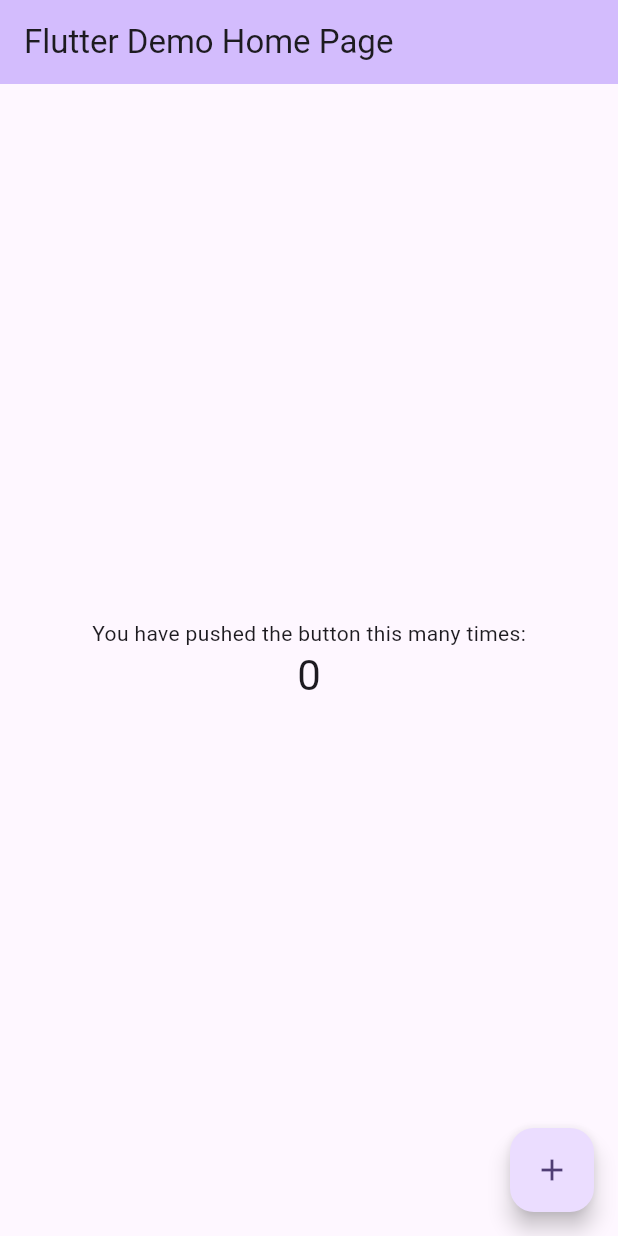
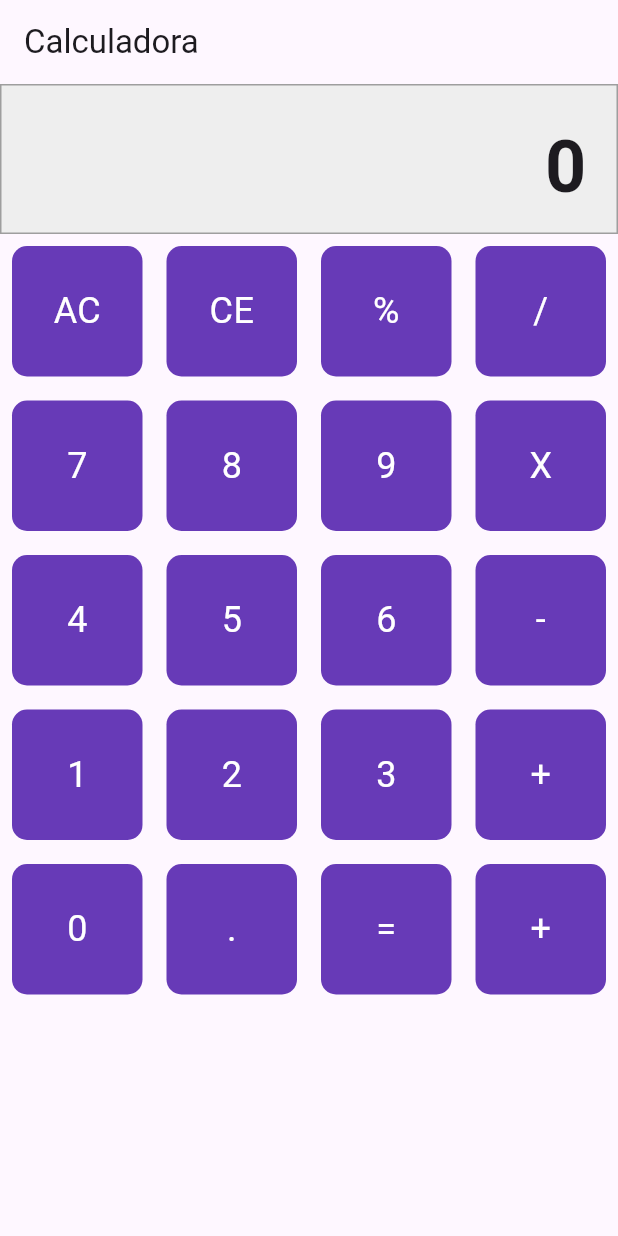
Before and after one commit to Santiago2132/Flutter-Projects, a Flutter app: the screen it shows after launch, on a phone screen of 412 x 824 dp. Run offline on Flutter 3.47's test engine with Material 3 defaults, Android fonts, the phone set to English and light mode, and no system bars.

Commit message:
se diseño una base de la calculadora

```diff
--- /dev/null
+++ b/calculadora/lib/calculator/calculator.dart
@@ -0,0 +1,48 @@
+import 'package:flutter/material.dart';
+import 'calculator_display.dart';
+import 'calculator_button.dart';
+
+class Calculator extends StatelessWidget {
+  const Calculator({super.key});
+
+  @override
+  Widget build(BuildContext context) {
+    return Scaffold(
+      appBar: AppBar(
+        title: const Text('Calculadora'),
+      ),
+      body: Column(
+        children: [
+          const CalculatorDisplay(),
+          Expanded(
+            child: GridView.count(
+              crossAxisCount: 4,
+              children: const [
+                CalculatorButton(label: 'AC'),
+                CalculatorButton(label: 'CE'),
+                CalculatorButton(label: '%'),
+                CalculatorButton(label: '/'),
+                CalculatorButton(label: '7'),
+                CalculatorButton(label: '8'),
+                CalculatorButton(label: '9'),
+                CalculatorButton(label: 'X'),
+                CalculatorButton(label: '4'),
+                CalculatorButton(label: '5'),
+                CalculatorButton(label: '6'),
+                CalculatorButton(label: '-'),
+                CalculatorButton(label: '1'),
+                CalculatorButton(label: '2'),
+                CalculatorButton(label: '3'),
+                CalculatorButton(label: '+'),
+                CalculatorButton(label: '0'),
+                CalculatorButton(label: '.'),
+                CalculatorButton(label: '='),
+                CalculatorButton(label: '+', isLarge: true),
+              ],
+            ),
+          ),
+        ],
+      ),
+    );
+  }
+}
--- /dev/null
+++ b/calculadora/lib/calculator/calculator_button.dart
@@ -0,0 +1,36 @@
+import 'package:flutter/material.dart';
+
+class CalculatorButton extends StatelessWidget {
+  final String label;
+  final bool isLarge;
+
+  const CalculatorButton({
+    super.key,
+    required this.label,
+    this.isLarge = false,
+  });
+
+  @override
+  Widget build(BuildContext context) {
+    return Padding(
+      padding: const EdgeInsets.all(8.0),
+      child: Container(
+        width: isLarge ? 150 : 70,
+        height: 70,
+        decoration: BoxDecoration(
+          color: Colors.deepPurple,
+          borderRadius: BorderRadius.circular(10),
+        ),
+        child: Center(
+          child: Text(
+            label,
+            style: const TextStyle(
+              color: Colors.white,
+              fontSize: 24,
+            ),
+          ),
+        ),
+      ),
+    );
+  }
+}
--- /dev/null
+++ b/calculadora/lib/calculator/calculator_display.dart
@@ -0,0 +1,25 @@
+import 'package:flutter/material.dart';
+
+class CalculatorDisplay extends StatelessWidget {
+  const CalculatorDisplay({super.key});
+
+  @override
+  Widget build(BuildContext context) {
+    return Container(
+      padding: const EdgeInsets.all(20),
+      alignment: Alignment.centerRight,
+      height: 100,
+      decoration: BoxDecoration(
+        color: Colors.grey[200],
+        border: Border.all(color: Colors.grey),
+      ),
+      child: const Text(
+        '0',
+        style: TextStyle(
+          fontSize: 48,
+          fontWeight: FontWeight.bold,
+        ),
+      ),
+    );
+  }
+}
--- /dev/null
+++ b/calculadora/lib/calculator/calculator_logic.dart
@@ -0,0 +1,21 @@
+class CalculatorLogic {
+  String _displayValue = '0';
+
+  String get displayValue => _displayValue;
+
+  void clear() {
+    _displayValue = '0';
+  }
+
+  void append(String value) {
+    if (_displayValue == '0') {
+      _displayValue = value;
+    } else {
+      _displayValue += value;
+    }
+  }
+
+  void calculate() {
+    // Implementar la lógica de cálculo aquí
+  }
+}
--- a/calculadora/lib/main.dart
+++ b/calculadora/lib/main.dart
@@ -1,4 +1,5 @@
 import 'package:flutter/material.dart';
+import 'calculator/calculator.dart';
 
 void main() {
   runApp(const MyApp());
@@ -7,119 +8,15 @@
 class MyApp extends StatelessWidget {
   const MyApp({super.key});
 
-  // This widget is the root of your application.
   @override
   Widget build(BuildContext context) {
     return MaterialApp(
-      title: 'Flutter Demo',
+      title: 'Calculadora',
       theme: ThemeData(
-        // This is the theme of your application.
-        //
-        // TRY THIS: Try running your application with "flutter run". You'll see
-        // the application has a purple toolbar. Then, without quitting the app,
-        // try changing the seedColor in the colorScheme below to Colors.green
-        // and then invoke "hot reload" (save your changes or press the "hot
-        // reload" button in a Flutter-supported IDE, or press "r" if you used
-        // the command line to start the app).
-        //
-        // Notice that the counter didn't reset back to zero; the application
-        // state is not lost during the reload. To reset the state, use hot
-        // restart instead.
-        //
-        // This works for code too, not just values: Most code changes can be
-        // tested with just a hot reload.
         colorScheme: ColorScheme.fromSeed(seedColor: Colors.deepPurple),
         useMaterial3: true,
       ),
-      home: const MyHomePage(title: 'Flutter Demo Home Page'),
+      home: const Calculator(),
     );
   }
 }
-
-class MyHomePage extends StatefulWidget {
-  const MyHomePage({super.key, required this.title});
-
-  // This widget is the home page of your application. It is stateful, meaning
-  // that it has a State object (defined below) that contains fields that affect
-  // how it looks.
-
-  // This class is the configuration for the state. It holds the values (in this
-  // case the title) provided by the parent (in this case the App widget) and
-  // used by the build method of the State. Fields in a Widget subclass are
-  // always marked "final".
-
-  final String title;
-
-  @override
-  State<MyHomePage> createState() => _MyHomePageState();
-}
-
-class _MyHomePageState extends State<MyHomePage> {
-  int _counter = 0;
-
-  void _incrementCounter() {
-    setState(() {
-      // This call to setState tells the Flutter framework that something has
-      // changed in this State, which causes it to rerun the build method below
-      // so that the display can reflect the updated values. If we changed
-      // _counter without calling setState(), then the build method would not be
-      // called again, and so nothing would appear to happen.
-      _counter++;
-    });
-  }
-
-  @override
-  Widget build(BuildContext context) {
-    // This method is rerun every time setState is called, for instance as done
-    // by the _incrementCounter method above.
-    //
-    // The Flutter framework has been optimized to make rerunning build methods
-    // fast, so that you can just rebuild anything that needs updating rather
-    // than having to individually change instances of widgets.
-    return Scaffold(
-      appBar: AppBar(
-        // TRY THIS: Try changing the color here to a specific color (to
-        // Colors.amber, perhaps?) and trigger a hot reload to see the AppBar
-        // change color while the other colors stay the same.
-        backgroundColor: Theme.of(context).colorScheme.inversePrimary,
-        // Here we take the value from the MyHomePage object that was created by
-        // the App.build method, and use it to set our appbar title.
-        title: Text(widget.title),
-      ),
-      body: Center(
-        // Center is a layout widget. It takes a single child and positions it
-        // in the middle of the parent.
-        child: Column(
-          // Column is also a layout widget. It takes a list of children and
-          // arranges them vertically. By default, it sizes itself to fit its
-          // children horizontally, and tries to be as tall as its parent.
-          //
-          // Column has various properties to control how it sizes itself and
-          // how it positions its children. Here we use mainAxisAlignment to
-          // center the children vertically; the main axis here is the vertical
-          // axis because Columns are vertical (the cross axis would be
-          // horizontal).
-          //
-          // TRY THIS: Invoke "debug painting" (choose the "Toggle Debug Paint"
-          // action in the IDE, or press "p" in the console), to see the
-          // wireframe for each widget.
-          mainAxisAlignment: MainAxisAlignment.center,
-          children: <Widget>[
-            const Text(
-              'You have pushed the button this many times:',
-            ),
-            Text(
-              '$_counter',
-              style: Theme.of(context).textTheme.headlineMedium,
-            ),
-          ],
-        ),
-      ),
-      floatingActionButton: FloatingActionButton(
-        onPressed: _incrementCounter,
-        tooltip: 'Increment',
-        child: const Icon(Icons.add),
-      ), // This trailing comma makes auto-formatting nicer for build methods.
-    );
-  }
-}
--- /dev/null
+++ b/calculadora/lib/theme/app_theme.dart
@@ -0,0 +1,6 @@
+import 'package:flutter/material.dart';
+
+final ThemeData appTheme = ThemeData(
+  colorScheme: ColorScheme.fromSeed(seedColor: Colors.deepPurple),
+  useMaterial3: true,
+);
```
